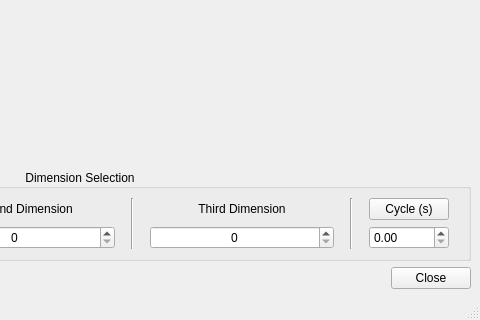
First picture: the form in frontend/particleplotwindow.ui, repository wboler05/pso_neural_net, before the edit; both pictures show x 320 to 800 and y 280 to 600 of the 800 by 600 pixel window.
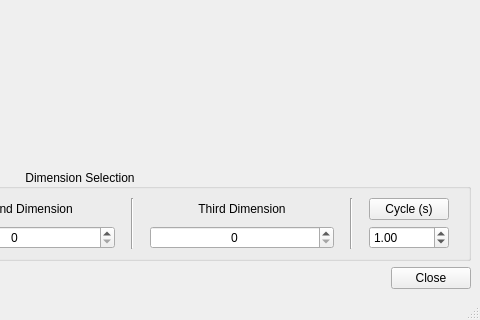
Second picture: the form after the edit. Custom widgets are drawn as their Qt base class.

Commit message: Fixed cycle bug.  Set Particle Plot to personal best.

What changed in the file:
```diff
--- a/frontend/particleplotwindow.ui
+++ b/frontend/particleplotwindow.ui
@@ -155,6 +155,12 @@
            <property name="maximum">
             <double>500.000000000000000</double>
            </property>
+           <property name="singleStep">
+            <double>0.500000000000000</double>
+           </property>
+           <property name="value">
+            <double>1.000000000000000</double>
+           </property>
           </widget>
          </item>
         </layout>
```
The commit also changes 2 other files.
